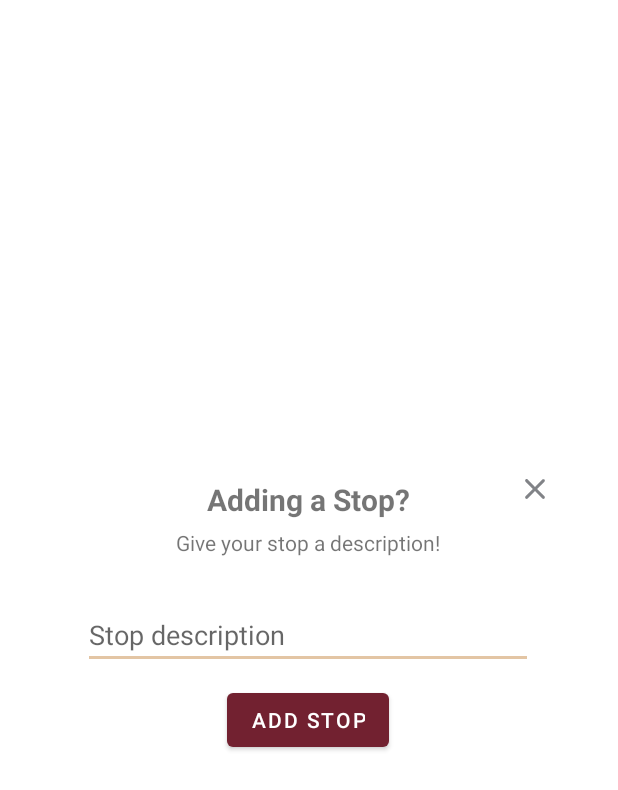
After one commit to leldridg/TigerTrails, an Android app: the layout add_stop_dialog_layout.xml on its own in the app's theme, with its tools: preview values and no code run, on a phone screen of 412 x 824 dp. The commit adds this screen. Shown: the top 790 px of the screen. Run offline under Robolectric (Android 15) with nearby library versions, the phone set to English and light mode, and no system bars.

Commit message:
working on stop toggle button, stop dialog layout

```diff
--- a/app/src/main/java/com/csci3397/tigertrails/view/MapsFragment.java
+++ b/app/src/main/java/com/csci3397/tigertrails/view/MapsFragment.java
@@ -120,6 +120,13 @@ public class MapsFragment extends Fragment {
                     }
                 });
 
+                toggleButton.setOnClickListener(new View.OnClickListener() {
+                    @Override
+                    public void onClick(View view) {
+                        //TODO:implement toggle feature
+                    }
+                });
+
                 finishButton.setOnClickListener(new View.OnClickListener() {
                     @Override
                     public void onClick(View view) {
--- /dev/null
+++ b/app/src/main/res/layout/add_stop_dialog_layout.xml
@@ -0,0 +1,68 @@
+<?xml version="1.0" encoding="utf-8"?>
+<RelativeLayout xmlns:android="http://schemas.android.com/apk/res/android"
+    xmlns:app="http://schemas.android.com/apk/res-auto"
+    xmlns:tools="http://schemas.android.com/tools"
+    android:layout_width="350dp"
+    android:layout_height="215dp"
+    android:layout_gravity="center">
+
+    <Button
+        android:id="@+id/createPathButton"
+        android:layout_width="wrap_content"
+        android:layout_height="wrap_content"
+        android:text="Add Stop"
+        android:layout_centerHorizontal="true"
+        android:layout_below="@id/stopDescInput"
+        android:layout_marginTop="10dp"/>
+
+    <TextView
+        android:id="@+id/finishDialogTitle"
+        android:layout_width="wrap_content"
+        android:layout_height="wrap_content"
+        android:layout_centerHorizontal="true"
+        android:layout_marginTop="15dp"
+        android:text="Adding a Stop?"
+        android:textSize="20sp"
+        android:textStyle="bold" />
+
+    <EditText
+        android:id="@+id/stopDescInput"
+        android:layout_width="300dp"
+        android:layout_height="wrap_content"
+        android:layout_marginTop="10dp"
+        android:layout_below="@id/sErrorPrompt"
+        android:layout_centerHorizontal="true"
+        android:ems="10"
+        android:hint="Stop description"
+        android:inputType="text" />
+
+    <TextView
+        android:id="@+id/prompt"
+        android:layout_width="wrap_content"
+        android:layout_height="wrap_content"
+        android:layout_marginTop="5dp"
+        android:text="Give your stop a description!"
+        android:layout_centerHorizontal="true"
+        android:layout_below="@+id/finishDialogTitle"/>
+
+    <TextView
+        android:id="@+id/sErrorPrompt"
+        android:layout_width="wrap_content"
+        android:layout_height="wrap_content"
+        android:layout_below="@id/prompt"
+        android:layout_centerHorizontal="true"
+        android:layout_marginTop="5dp"
+        android:text=""
+        android:textColor="@color/maroon"
+        android:textSize="10sp" />
+
+    <ImageButton
+        android:id="@+id/closeButton"
+        android:layout_width="wrap_content"
+        android:layout_height="wrap_content"
+        android:layout_alignParentRight="true"
+        app:srcCompat="@drawable/ic_close"
+        android:backgroundTint="@android:color/transparent"
+        app:tint="@color/gray"/>
+
+</RelativeLayout>
```
